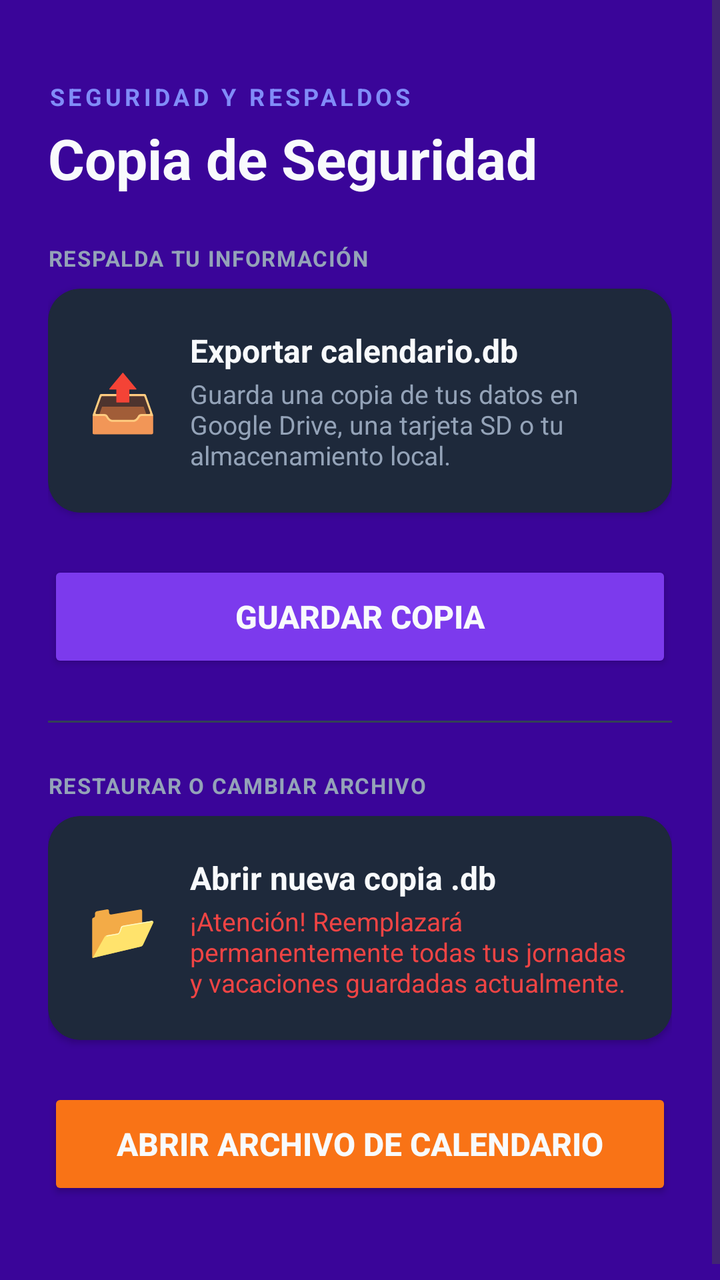
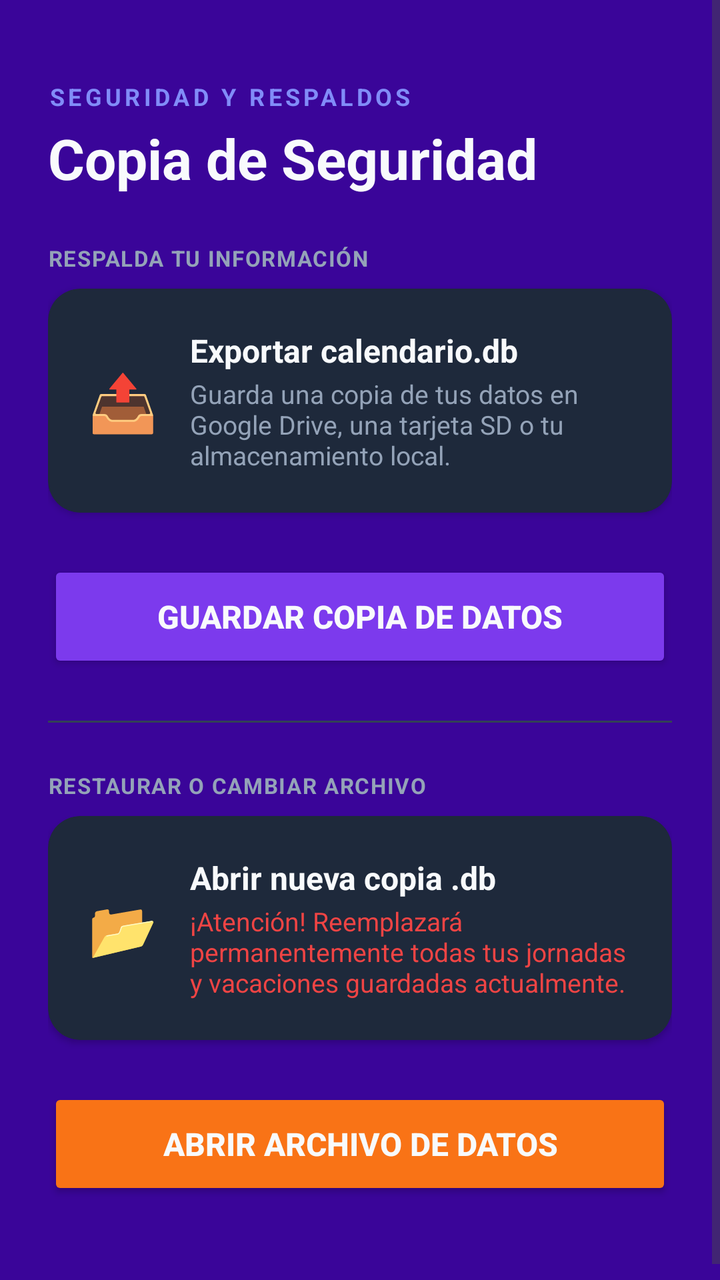

Compare the two renders of this Android layout. The source of the first and the diff that turns it into the second are given below.
<!-- AndroidManifest.xml: application theme Theme.CalendarioLaboral_V30 -->
<!-- res/layout/activity_backup.xml -->
<?xml version="1.0" encoding="utf-8"?>
<ScrollView
    xmlns:android="http://schemas.android.com/apk/res/android"
    xmlns:app="http://schemas.android.com/apk/res-auto"
    android:id="@+id/scrollCopiaSeguridad"
    android:layout_width="match_parent"
    android:layout_height="match_parent"
    android:importantForAccessibility="no"
    android:background="@color/bg_app">

    <LinearLayout
        android:layout_width="match_parent"
        android:layout_height="wrap_content"
        android:orientation="vertical"
        android:padding="24dp">

        
        <LinearLayout
            android:layout_width="match_parent"
            android:layout_height="wrap_content"
            android:orientation="vertical"
            android:layout_marginTop="16dp"
            android:layout_marginBottom="24dp">

            <TextView
                android:layout_width="wrap_content"
                android:layout_height="wrap_content"
                android:text="SEGURIDAD Y RESPALDOS"
                android:textColor="@color/app_accent"
                android:textSize="12sp"
                android:textStyle="bold"
                android:letterSpacing="0.15" />

            <TextView
                android:id="@+id/tvTituloCopia"
                android:layout_width="wrap_content"
                android:layout_height="wrap_content"
                android:text="Copia de Seguridad"
                android:textColor="@color/text_main"
                android:textSize="28sp"
                android:textStyle="bold"
                android:layout_marginTop="4dp" />
        </LinearLayout>

        
        <TextView
            android:layout_width="wrap_content"
            android:layout_height="wrap_content"
            android:text="RESPALDA TU INFORMACIÓN"
            android:textColor="@color/text_secondary"
            android:textSize="11sp"
            android:textStyle="bold"
            android:layout_marginBottom="8dp"
            android:letterSpacing="0.05" />

        <androidx.cardview.widget.CardView
            android:id="@+id/cardHacerCopia"
            android:layout_width="match_parent"
            android:layout_height="wrap_content"
            android:layout_marginBottom="24dp"
            app:cardCornerRadius="16dp"
            app:cardElevation="2dp"
            app:cardBackgroundColor="@color/bg_card_surface">

            <LinearLayout
                android:layout_width="match_parent"
                android:layout_height="wrap_content"
                android:orientation="horizontal"
                android:padding="20dp"
                android:gravity="center_vertical">

                <TextView
                    android:layout_width="wrap_content"
                    android:layout_height="wrap_content"
                    android:text="📤"
                    android:textSize="28sp"
                    android:layout_marginEnd="16dp"/>

                <LinearLayout
                    android:layout_width="match_parent"
                    android:layout_height="wrap_content"
                    android:orientation="vertical">

                    <TextView
                        android:layout_width="wrap_content"
                        android:layout_height="wrap_content"
                        android:text="Exportar calendario.db"
                        android:textColor="@color/text_main"
                        android:textSize="16sp"
                        android:textStyle="bold" />

                    <TextView
                        android:layout_width="wrap_content"
                        android:layout_height="wrap_content"
                        android:text="Guarda una copia de tus datos en Google Drive, una tarjeta SD o tu almacenamiento local."
                        android:textColor="@color/text_secondary"
                        android:textSize="13sp"
                        android:layout_marginTop="2dp" />
                </LinearLayout>
            </LinearLayout>
        </androidx.cardview.widget.CardView>

        
        <Button
            android:id="@+id/btnHacerCopia"
            android:layout_width="match_parent"
            android:layout_height="56dp"
            android:text="Guardar Copia"
            android:backgroundTint="#7C3AED"
            android:textColor="@color/text_main"
            android:textStyle="bold"
            android:layout_marginBottom="24dp"
            android:textSize="16sp"
            app:cornerRadius="16dp" />

        
        <View
            android:layout_width="match_parent"
            android:layout_height="1dp"
            android:background="@color/bg_fecha_disabled"
            android:layout_marginBottom="24dp" />

        
        <TextView
            android:layout_width="wrap_content"
            android:layout_height="wrap_content"
            android:text="RESTAURAR O CAMBIAR ARCHIVO"
            android:textColor="@color/text_secondary"
            android:textSize="11sp"
            android:textStyle="bold"
            android:layout_marginBottom="8dp"
            android:letterSpacing="0.05" />

        <androidx.cardview.widget.CardView
            android:id="@+id/cardAbrirCopia"
            android:layout_width="match_parent"
            android:layout_height="wrap_content"
            android:layout_marginBottom="24dp"
            app:cardCornerRadius="16dp"
            app:cardElevation="2dp"
            app:cardBackgroundColor="@color/bg_card_surface">

            <LinearLayout
                android:layout_width="match_parent"
                android:layout_height="wrap_content"
                android:orientation="horizontal"
                android:padding="20dp"
                android:gravity="center_vertical">

                <TextView
                    android:layout_width="wrap_content"
                    android:layout_height="wrap_content"
                    android:text="📂"
                    android:textSize="28sp"
                    android:layout_marginEnd="16dp"/>

                <LinearLayout
                    android:layout_width="match_parent"
                    android:layout_height="wrap_content"
                    android:orientation="vertical">

                    <TextView
                        android:layout_width="wrap_content"
                        android:layout_height="wrap_content"
                        android:text="Abrir nueva copia .db"
                        android:textColor="@color/text_main"
                        android:textSize="16sp"
                        android:textStyle="bold" />

                    <TextView
                        android:layout_width="wrap_content"
                        android:layout_height="wrap_content"
                        android:text="¡Atención! Reemplazará permanentemente todas tus jornadas y vacaciones guardadas actualmente."
                        android:textColor="@color/color_danger"
                        android:textSize="13sp"
                        android:layout_marginTop="2dp" />
                </LinearLayout>
            </LinearLayout>
        </androidx.cardview.widget.CardView>

        
        <Button
            android:id="@+id/btnAbrirCopia"
            android:layout_width="match_parent"
            android:layout_height="56dp"
            android:text="Abrir Archivo de Calendario"
            android:backgroundTint="@color/color_accent_orange"
            android:textColor="@color/text_main"
            android:textStyle="bold"
            android:layout_marginBottom="24dp"
            android:textSize="16sp"
            app:cornerRadius="16dp" />

    </LinearLayout>
</ScrollView>
<!-- resources referenced by this layout -->
<resources>
  <color name="app_accent">#818CF8</color>
  <color name="bg_app">#3A0599</color>
  <color name="bg_card_surface">#1E293B</color>
  <color name="bg_fecha_disabled">#334155</color>
  <color name="color_accent_orange">#F97316</color>
  <color name="color_danger">#EF4444</color>
  <color name="text_main">#F8FAFC</color>
  <color name="text_secondary">#94A3B8</color>
  <style name="Theme.CalendarioLaboral_V30" parent="Base.Theme.CalendarioLaboral_V30" />
  <style name="Base.Theme.CalendarioLaboral_V30" parent="Theme.Material3.DayNight.NoActionBar">
          
          
  
  
  
          
          <item name="android:statusBarColor">@color/app_primary</item>
  
          
          
          <item name="android:windowLightStatusBar">false</item>
  
  
      </style>
  <color name="app_primary">#6366F1</color>
</resources>

<!-- the commit's change to res/layout/activity_backup.xml (unified diff, before → after) -->
@@ -102,10 +102,10 @@
 
         
         <Button
-            android:id="@+id/btnHacerCopia"
+            android:id="@+id/btnGuardarCopia"
             android:layout_width="match_parent"
             android:layout_height="56dp"
-            android:text="Guardar Copia"
+            android:text="Guardar Copia de Datos"
             android:backgroundTint="#7C3AED"
             android:textColor="@color/text_main"
             android:textStyle="bold"
@@ -183,7 +183,7 @@
             android:id="@+id/btnAbrirCopia"
             android:layout_width="match_parent"
             android:layout_height="56dp"
-            android:text="Abrir Archivo de Calendario"
+            android:text="Abrir Archivo de Datos"
             android:backgroundTint="@color/color_accent_orange"
             android:textColor="@color/text_main"
             android:textStyle="bold"
